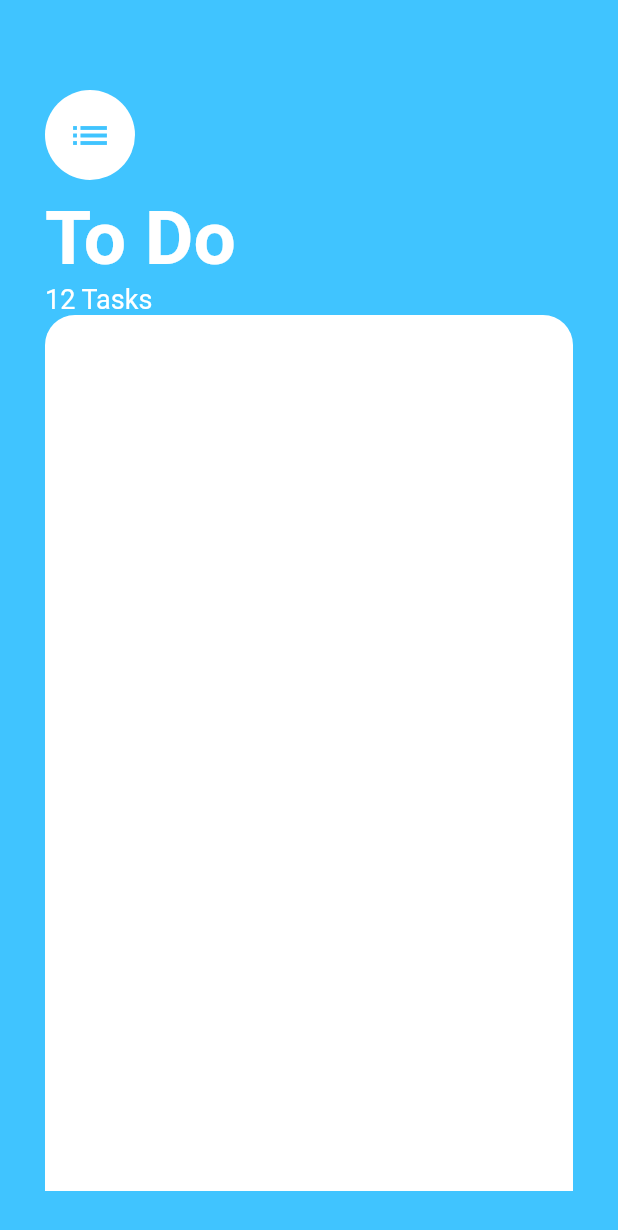
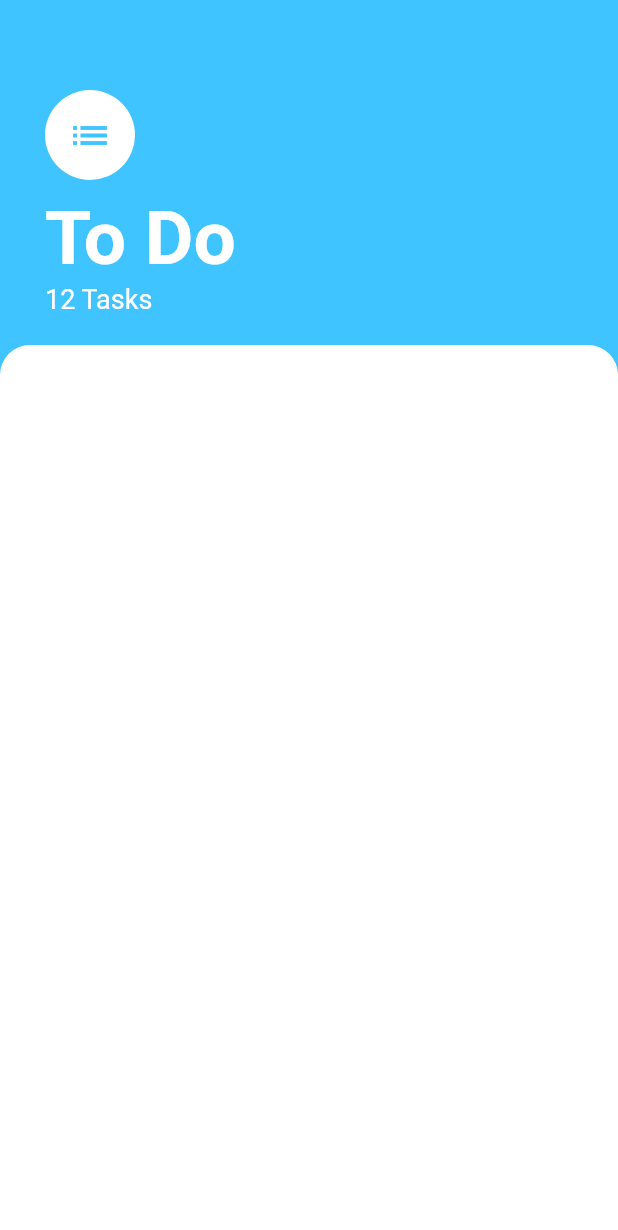
Before and after one commit to jeremyessien/flutter_to_do, a Flutter app: the screen it shows after launch, on a phone screen of 412 x 824 dp. Shown: the top 1230 px of the screen. Run offline on Flutter 3.47's test engine with Material 2 defaults, Android fonts, the phone set to English and light mode, and no system bars.

Commit message:
Update tasks_screens.dart

```diff
--- a/lib/screens/tasks_screens.dart
+++ b/lib/screens/tasks_screens.dart
@@ -9,10 +9,11 @@ class TaskScreen extends StatelessWidget {
   Widget build(BuildContext context) {
     return Scaffold(
       backgroundColor: Colors.lightBlueAccent,
-      body: SafeArea(
-        child: Padding(
-          padding:
-              const EdgeInsets.only(top: 60.0, left: 30, right: 30, bottom: 30),
+      body: Column(
+        crossAxisAlignment: CrossAxisAlignment.start,
+        children: [
+          Container(
+            padding: EdgeInsets.only(top: 60, left: 30, right: 30),
             child: Column(
               crossAxisAlignment: CrossAxisAlignment.start,
               children: [
@@ -39,6 +40,10 @@ class TaskScreen extends StatelessWidget {
                   '12 Tasks',
                   style: TextStyle(color: Colors.white, fontSize: 18),
                 ),
+              ],
+            ),
+          ),
+          SizedBox(height: 20,),
           Expanded(
             child: Container(
               decoration: BoxDecoration(
@@ -49,10 +54,8 @@ class TaskScreen extends StatelessWidget {
                 ),
               ),
             ),
-              )
+          ),
         ],
-          ),
-        ),
       ),
     );
   }
```
Lines whose indentation alone changed are shown as unchanged.
